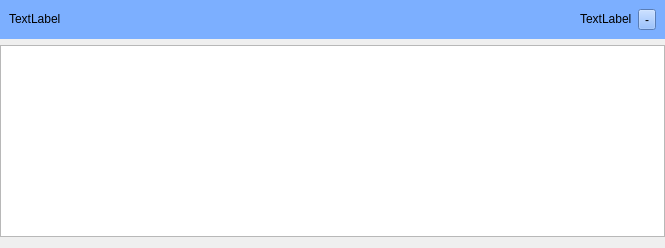
Qt form automator_project/utils/qtUi/config_operation.ui (Halicea/hal_automator) before a commit.
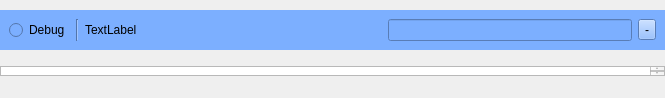
The same form after that commit.

What changed in the file:
```diff
--- a/automator_project/utils/qtUi/config_operation.ui
+++ b/automator_project/utils/qtUi/config_operation.ui
@@ -7,7 +7,7 @@
     <x>0</x>
     <y>0</y>
     <width>665</width>
-    <height>159</height>
+    <height>98</height>
    </rect>
   </property>
   <property name="windowTitle">
@@ -38,6 +38,20 @@
       <property name="sizeConstraint">
        <enum>QLayout::SetMinimumSize</enum>
       </property>
+      <item>
+       <widget class="QRadioButton" name="rbOperation">
+        <property name="text">
+         <string>Debug</string>
+        </property>
+       </widget>
+      </item>
+      <item>
+       <widget class="Line" name="line">
+        <property name="orientation">
+         <enum>Qt::Vertical</enum>
+        </property>
+       </widget>
+      </item>
       <item>
        <widget class="QLabel" name="la_name">
         <property name="sizePolicy">
@@ -65,15 +79,24 @@
        </spacer>
       </item>
       <item>
-       <widget class="QLabel" name="la_description">
+       <widget class="QLineEdit" name="la_description">
         <property name="sizePolicy">
-         <sizepolicy hsizetype="Preferred" vsizetype="Fixed">
+         <sizepolicy hsizetype="Expanding" vsizetype="Fixed">
           <horstretch>0</horstretch>
           <verstretch>0</verstretch>
          </sizepolicy>
         </property>
-        <property name="text">
-         <string>TextLabel</string>
+        <property name="minimumSize">
+         <size>
+          <width>0</width>
+          <height>0</height>
+         </size>
+        </property>
+        <property name="maximumSize">
+         <size>
+          <width>500</width>
+          <height>16777215</height>
+         </size>
         </property>
        </widget>
       </item>
@@ -97,11 +120,23 @@
    <item>
     <widget class="QPlainTextEdit" name="txtOutput">
      <property name="sizePolicy">
-      <sizepolicy hsizetype="Expanding" vsizetype="MinimumExpanding">
+      <sizepolicy hsizetype="Expanding" vsizetype="Minimum">
        <horstretch>0</horstretch>
        <verstretch>0</verstretch>
       </sizepolicy>
      </property>
+     <property name="maximumSize">
+      <size>
+       <width>16777215</width>
+       <height>10</height>
+      </size>
+     </property>
+     <property name="baseSize">
+      <size>
+       <width>0</width>
+       <height>10</height>
+      </size>
+     </property>
     </widget>
    </item>
   </layout>
```
